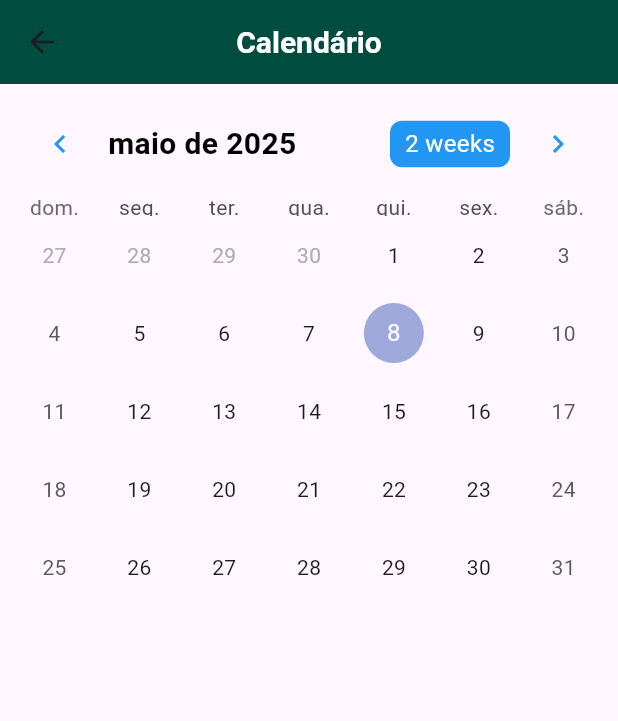
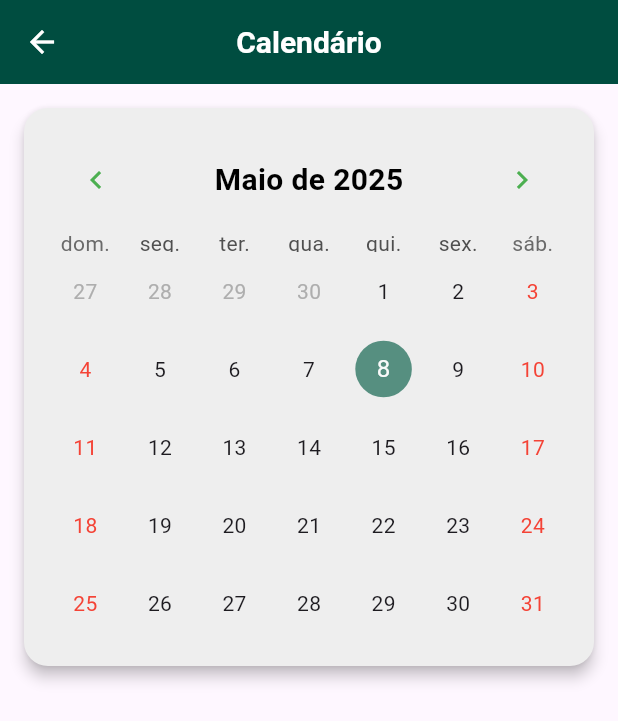
Before and after one commit to larafvitoriano/app_contabilizar_ponto, a Flutter app: the screen it shows after launch, in the side drawer, after a tap on "Calendário", on a phone screen of 412 x 824 dp. Shown: the top 721 px of the screen. Run offline on Flutter 3.47's test engine with Material 3 defaults, Android fonts, the light colour scheme and no system bars; drawn by our look-alikes of table_calendar.

Commit message:
feat: estilizando o calendário

```diff
--- a/lib/main.dart
+++ b/lib/main.dart
@@ -24,6 +24,9 @@ class MyApp extends StatelessWidget {
             fontSize: 20,
             fontWeight: FontWeight.w600,
             color: Colors.black,
+          ),
+          iconTheme: const IconThemeData(
+            color: Colors.white, // cor da seta de voltar
           ),
         ),
       ),
--- a/lib/screens/calendar_screen.dart
+++ b/lib/screens/calendar_screen.dart
@@ -22,23 +22,39 @@ class _CalendarScreenState extends State<CalendarScreen> {
   }
 
   @override
-  void dispose() {
-    super.dispose();
-  }
+  Widget build(BuildContext context) {
 
+    const Color secondaryColor = const Color(0xFF568F80);
 
-  @override
-  Widget build(BuildContext context) {
     return Scaffold(
       appBar: AppBar(
-        title: const Text('Calendário',
+        title: const Text(
+          'Calendário',
           style: TextStyle(color: Colors.white, fontWeight: FontWeight.bold),
         ),
         centerTitle: true,
       ),
       body: Padding(
-        padding: const EdgeInsets.all(8.0),
+        padding: const EdgeInsets.all(12.0),
+        child: Card(
+          color: Colors.grey[200],
+          elevation: 4,
+          shape: RoundedRectangleBorder(
+            borderRadius: BorderRadius.circular(16.0),
+          ),
+          child: Padding(
+            padding: const EdgeInsets.all(16.0),
             child: TableCalendar(
+              availableCalendarFormats: const {CalendarFormat.month: 'month'},
+              calendarStyle: const CalendarStyle(
+                weekendTextStyle: TextStyle(
+                  color: Colors.red,
+                ),
+                todayDecoration: BoxDecoration(
+                  color: secondaryColor,
+                  shape: BoxShape.circle,
+                ),
+              ),
               locale: 'pt_BR',
               firstDay: DateTime.utc(2010, 10, 20),
               lastDay: DateTime.utc(2030, 3, 14),
@@ -63,21 +79,43 @@ class _CalendarScreenState extends State<CalendarScreen> {
               onPageChanged: (focusedDay) {
                 _focusedDay = focusedDay;
               },
-          headerStyle: const HeaderStyle(
+              headerStyle: HeaderStyle(
+                titleCentered: true,
                 formatButtonTextStyle:
-            TextStyle(color: Colors.white, fontSize: 16),
-            titleTextStyle: TextStyle(
+                const TextStyle(color: Colors.white, fontSize: 16),
+                titleTextStyle: const TextStyle(
                   color: Colors.black,
                   fontWeight: FontWeight.bold,
-                fontSize: 20),
-            formatButtonDecoration: BoxDecoration(
+                  fontSize: 20,
+                ),
+                formatButtonDecoration: const BoxDecoration(
                   color: Colors.blue,
                   borderRadius: BorderRadius.all(Radius.circular(8.0)),
                 ),
                 leftChevronIcon:
-            Icon(Icons.chevron_left, color: Colors.blue),
+                const Icon(Icons.chevron_left, color: Colors.green),
                 rightChevronIcon:
-            Icon(Icons.chevron_right, color: Colors.blue),
+                const Icon(Icons.chevron_right, color: Colors.green),
+              ),
+              calendarBuilders: CalendarBuilders(
+                headerTitleBuilder: (context, day) {
+                  final formattedDate =
+                  DateFormat.yMMMM('pt_BR').format(day);
+                  final capitalized = formattedDate[0].toUpperCase() +
+                      formattedDate.substring(1);
+                  return Center(
+                    child: Text(
+                      capitalized,
+                      style: const TextStyle(
+                        fontSize: 20.0,
+                        fontWeight: FontWeight.bold,
+                        color: Colors.black,
+                      ),
+                    ),
+                  );
+                },
+              ),
+            ),
           ),
         ),
       ),
```
Lines whose indentation alone changed are shown as unchanged.
